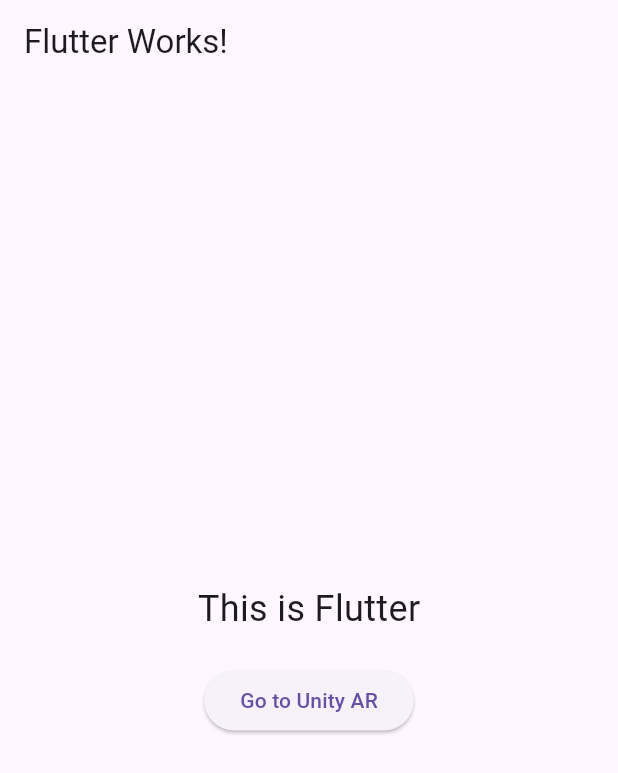
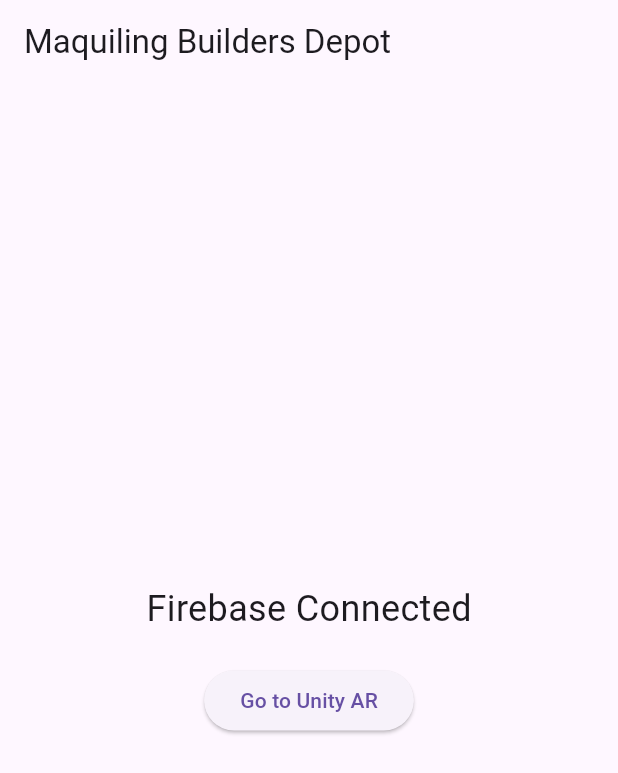
Before and after one commit to MarkusJakobR/mbd-ar-app, a Flutter app: the screen it shows after launch, on a phone screen of 412 x 824 dp. Shown: the top 773 px of the screen. Run offline on Flutter 3.47's test engine with Material 3 defaults, Android fonts, the phone set to English and light mode, and no system bars; our stand-ins replace firebase_core; missing offline and left inert: flutter_unity_widget; accounts and stored records are empty; statements that could not run were skipped.

Commit message:
feat: connect firebase to flutter

```diff
--- a/lib/main.dart
+++ b/lib/main.dart
@@ -1,7 +1,11 @@
 import 'package:flutter/material.dart';
 import 'package:flutter_unity_widget/flutter_unity_widget.dart';
+import 'package:firebase_core/firebase_core.dart';
+import 'firebase_options.dart';
 
-void main() {
+void main() async {
+  WidgetsFlutterBinding.ensureInitialized();
+  await Firebase.initializeApp(options: DefaultFirebaseOptions.currentPlatform);
   runApp(const MyApp());
 }
 
@@ -10,9 +14,7 @@
 
   @override
   Widget build(BuildContext context) {
-    return MaterialApp(
-      home: const HomePage(),
-    );
+    return MaterialApp(home: const HomePage());
   }
 }
 
@@ -22,17 +24,12 @@
   @override
   Widget build(BuildContext context) {
     return Scaffold(
-      appBar: AppBar(
-        title: const Text('Flutter Works!'),
-      ),
+      appBar: AppBar(title: const Text('Maquiling Builders Depot')),
       body: Center(
         child: Column(
           mainAxisAlignment: MainAxisAlignment.center,
           children: [
-            const Text(
-              'This is Flutter',
-              style: TextStyle(fontSize: 24),
-            ),
+            const Text('Firebase Connected', style: TextStyle(fontSize: 24)),
             const SizedBox(height: 20),
             ElevatedButton(
               onPressed: () {
--- a/pubspec.yaml
+++ b/pubspec.yaml
@@ -31,6 +31,10 @@
   flutter:
     sdk: flutter
   flutter_unity_widget: ^2022.2.0
+
+  firebase_core: ^3.6.0
+  cloud_firestore: ^5.4.4
+  firebase_storage: ^12.3.4
 
   # The following adds the Cupertino Icons font to your application.
   # Use with the CupertinoIcons class for iOS style icons.
```
Also changed, not shown: firebase.json (added), lib/firebase_options.dart (added), pubspec.lock, 6 other files.
